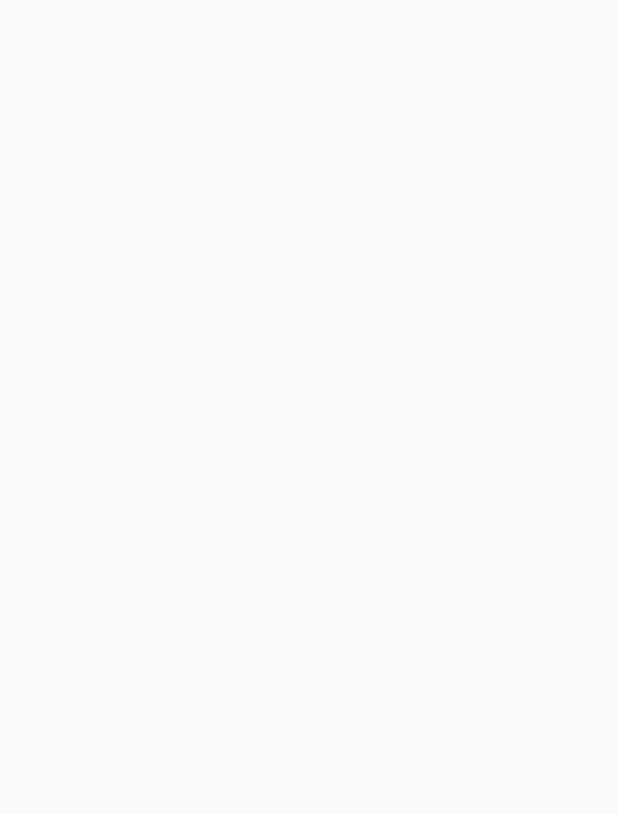
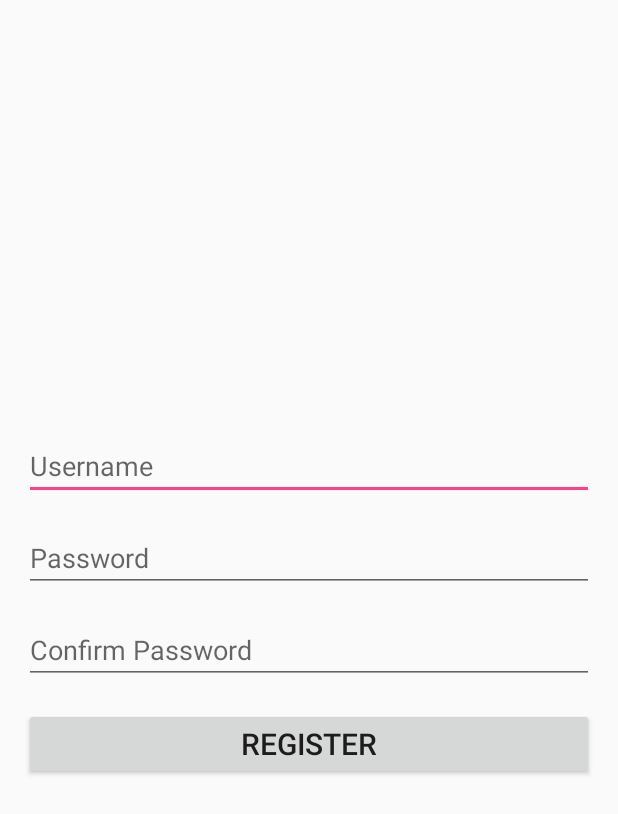
Before and after one commit to abedafnan/StarterApp, an Android app: the RegisterActivity screen opened directly, with no data from a screen before it, on a phone screen of 412 x 824 dp. Before the commit the part shown is empty. Shown: the top 814 px of the screen. Run offline under Robolectric (Android 15) with nearby library versions, the light colour scheme and no system bars.

Commit message:
Added the register button functionality

```diff
--- a/app/src/main/java/com/example/android/firstapplication/LoginActivity.java
+++ b/app/src/main/java/com/example/android/firstapplication/LoginActivity.java
@@ -8,6 +8,7 @@ import android.os.Bundle;
 import android.view.View;
 import android.widget.Button;
 import android.widget.EditText;
+import android.widget.TextView;
 import android.widget.Toast;
 
 public class LoginActivity extends AppCompatActivity {
@@ -33,6 +34,14 @@ public class LoginActivity extends AppCompatActivity {
                 }
             }
         });
+
+        TextView registerTextView = findViewById(R.id.register_text_view);
+        registerTextView.setOnClickListener(new View.OnClickListener() {
+            @Override
+            public void onClick(View view) {
+                register();
+            }
+        });
     }
 
     public boolean loginCheck() {
@@ -52,6 +61,11 @@ public class LoginActivity extends AppCompatActivity {
         startActivity(intent);
     }
 
+    public void register() {
+        Intent intent = new Intent(LoginActivity.this, MainActivity.class);
+        startActivity(intent);
+    }
+
     public void showAlert() {
         AlertDialog.Builder alert  = new AlertDialog.Builder(LoginActivity.this);
 
--- a/app/src/main/res/layout/activity_register.xml
+++ b/app/src/main/res/layout/activity_register.xml
@@ -1,9 +1,44 @@
 <?xml version="1.0" encoding="utf-8"?>
-<android.support.constraint.ConstraintLayout xmlns:android="http://schemas.android.com/apk/res/android"
+<LinearLayout xmlns:android="http://schemas.android.com/apk/res/android"
     xmlns:app="http://schemas.android.com/apk/res-auto"
     xmlns:tools="http://schemas.android.com/tools"
     android:layout_width="match_parent"
     android:layout_height="match_parent"
-    tools:context="com.example.android.firstapplication.RegisterActivity">
+    tools:context="com.example.android.firstapplication.RegisterActivity"
+    android:orientation="vertical"
+    android:gravity="center"
+    android:padding="@dimen/activity_padding">
 
-</android.support.constraint.ConstraintLayout>
+    <EditText
+        android:id="@+id/username_field"
+        android:layout_width="match_parent"
+        android:layout_height="wrap_content"
+        android:hint="@string/prompt_username"
+        android:inputType="text"
+        android:layout_marginBottom="@dimen/activity_horizontal_margin"/>
+
+    <EditText
+        android:id="@+id/password_field"
+        android:layout_width="match_parent"
+        android:layout_height="wrap_content"
+        android:hint="@string/prompt_password"
+        android:inputType="textPassword"
+        android:layout_marginBottom="@dimen/activity_horizontal_margin"/>
+
+    <EditText
+        android:id="@+id/password_confirmation_field"
+        android:layout_width="match_parent"
+        android:layout_height="wrap_content"
+        android:hint="@string/confirm_password"
+        android:inputType="textPassword"
+        android:layout_marginBottom="@dimen/activity_horizontal_margin"/>
+
+    <Button
+        android:id="@+id/login_button"
+        android:layout_width="match_parent"
+        android:layout_height="wrap_content"
+        android:text="@string/action_register"
+        android:layout_marginBottom="@dimen/activity_horizontal_margin"
+        android:textSize="20dp"/>
+
+</LinearLayout>
--- a/app/src/main/res/values/strings.xml
+++ b/app/src/main/res/values/strings.xml
@@ -5,13 +5,9 @@
     <!-- Strings related to login -->
     <string name="prompt_username">Username</string>
     <string name="prompt_password">Password</string>
+    <string name="confirm_password">Confirm Password</string>
     <string name="action_sign_in">Sign in</string>
-    <string name="error_invalid_email">This email address is invalid</string>
-    <string name="error_invalid_password">This password is too short</string>
-    <string name="error_incorrect_password">This password is incorrect</string>
+    <string name="action_register">Register</string>
     <string name="error_field_required">This field is required</string>
-    <string name="permission_rationale">"Contacts permissions are needed for providing email
-        completions."
-    </string>
     <string name="register_text">Create Account</string>
 </resources>
```
